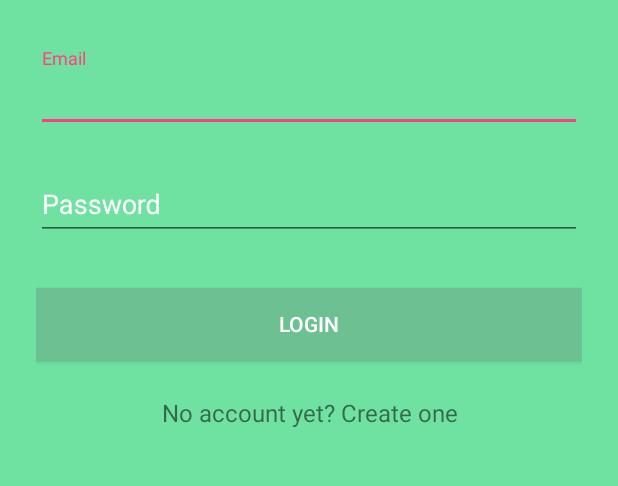
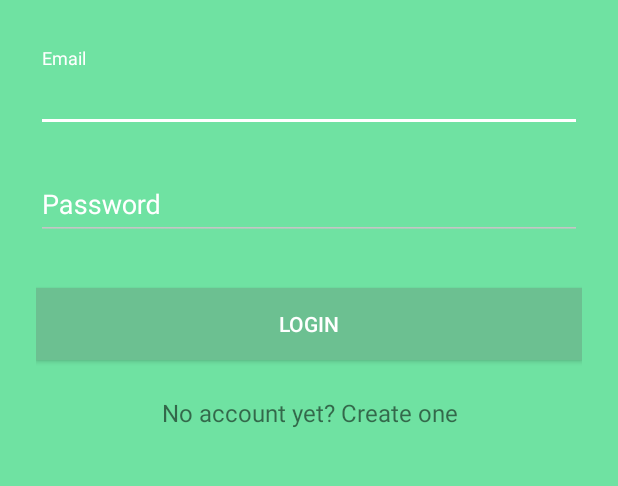
Before and after one commit to estebanreyl/conejo-android, an Android app: the layout activity_login.xml on its own in the app's theme, with its tools: preview values and no code run, on a phone screen of 412 x 824 dp, the part 192-678 px from its top. Run offline under Robolectric (Android 15) with nearby library versions, the phone set to English and light mode, and no system bars.

Commit message:
Finished up login + started base similar items screen

```diff
--- a/app/src/main/java/conejo/stanford/conejo/LoginActivity.java
+++ b/app/src/main/java/conejo/stanford/conejo/LoginActivity.java
@@ -27,7 +27,7 @@ public class LoginActivity extends AppCompatActivity {
         super.onCreate(savedInstanceState);
         setContentView(R.layout.activity_login);
         _emailText = findViewById(R.id.input_email);
-        _passwordText = findViewById(R.id.input_email);
+        _passwordText = findViewById(R.id.input_password);
         _loginButton = findViewById(R.id.btn_login);
         _signupLink = findViewById(R.id.link_signup);
 
@@ -109,7 +109,6 @@ public class LoginActivity extends AppCompatActivity {
 
     public void onLoginFailed() {
         Toast.makeText(getBaseContext(), "Login failed", Toast.LENGTH_LONG).show();
-
         _loginButton.setEnabled(true);
     }
 
--- a/app/src/main/res/layout/activity_login.xml
+++ b/app/src/main/res/layout/activity_login.xml
@@ -31,7 +31,9 @@
                 android:layout_height="wrap_content"
                 android:hint="Email"
                 android:inputType="textEmailAddress"
-                android:textColor="#FFFFFF" />
+                android:textColor="#FFFFFF"
+                android:textColorHint="#FFFFFF"
+                />
         </android.support.design.widget.TextInputLayout>
 
         <!-- Password Label -->
--- a/app/src/main/res/values/strings.xml
+++ b/app/src/main/res/values/strings.xml
@@ -5,4 +5,5 @@
     <string name="title_notifications">Notifications</string>
     <string name="title_activity_main2">Main2Activity</string>
     <string name="title_activity_login">LoginActivity</string>
+    <string name="title_activity_similar_items">SimilarItems</string>
 </resources>
--- a/app/src/main/res/values/styles.xml
+++ b/app/src/main/res/values/styles.xml
@@ -12,6 +12,9 @@
         <item name="windowActionBar">false</item>
         <item name="windowNoTitle">true</item>
         <item name="android:windowFullscreen">true</item>
+        <item name="colorControlNormal">#c5c5c5</item>
+        <item name="colorControlActivated">#FFFFFF</item>
+        <item name="colorControlHighlight">#FFFFFF</item>
     </style>
 
     <style name="AppTheme.AppBarOverlay" parent="ThemeOverlay.AppCompat.Dark.ActionBar" />
```
Also changed, not shown: app/src/main/AndroidManifest.xml (+6 -5 lines), app/src/main/java/conejo/stanford/conejo/similar_items.java (added, +13 -0 lines), app/src/main/res/layout/activity_similar_items.xml (added, +23 -0 lines).
